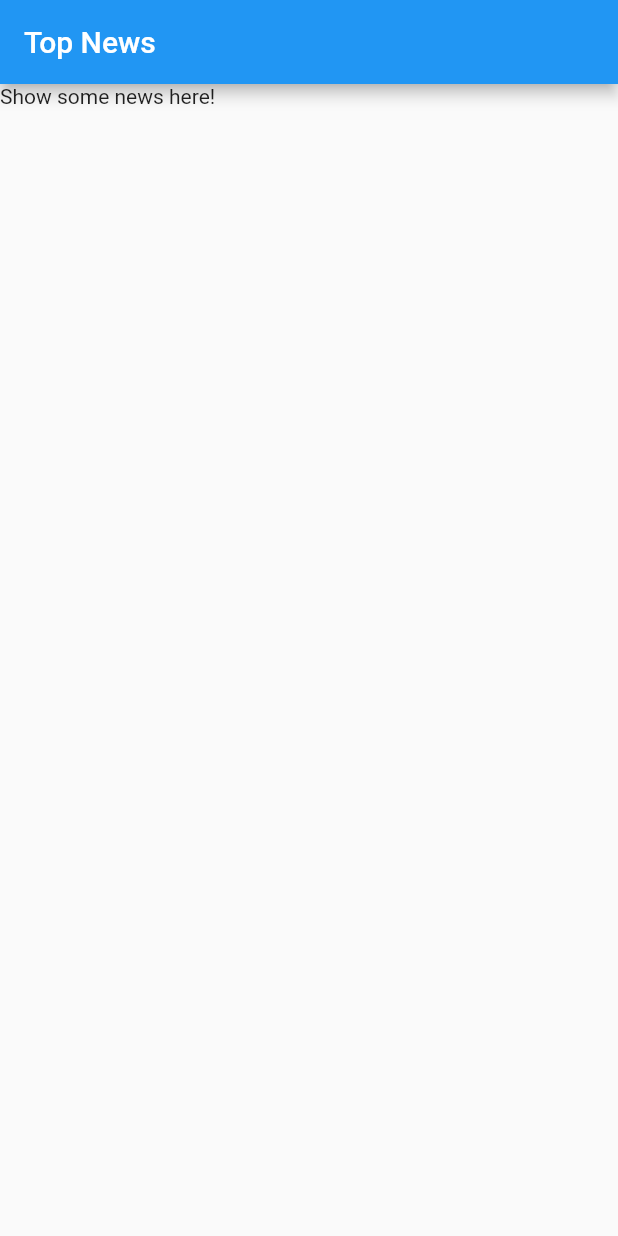
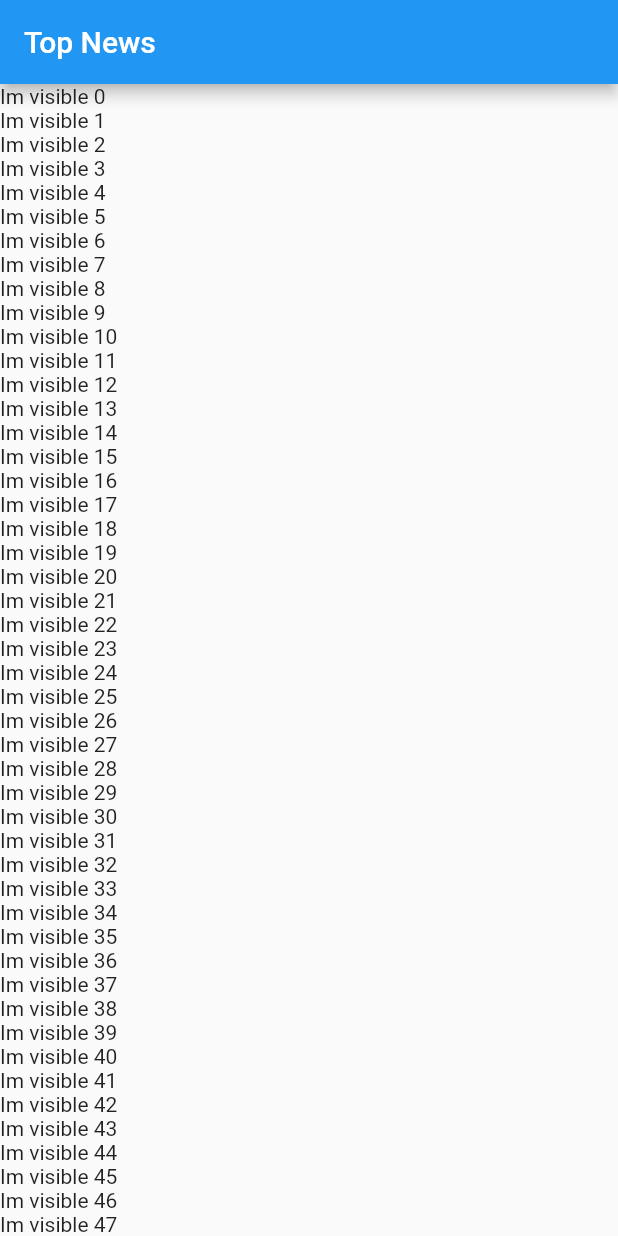
Before and after one commit to ymdarake/flutter-tutorial-news, a Flutter app: the screen it shows after launch, on a phone screen of 412 x 824 dp. Run offline on Flutter 3.47's test engine with Material 2 defaults, Android fonts, the phone set to English and light mode, and no system bars; our stand-ins replace sqflite; accounts and stored records are empty.

Commit message:
ListView + FutureBuilder

```diff
--- a/lib/src/screens/news_list.dart
+++ b/lib/src/screens/news_list.dart
@@ -1,4 +1,5 @@
 import 'package:flutter/material.dart';
+import 'dart:async';
 
 class NewsList extends StatelessWidget {
   @override
@@ -7,7 +8,30 @@ class NewsList extends StatelessWidget {
       appBar: AppBar(
         title: Text('Top News'),
       ),
-      body: Text('Show some news here!'),
+      body: buildList(),
+    );
+  }
+
+  Widget buildList() {
+    return ListView.builder(
+      itemCount: 1000,
+      itemBuilder: (context, int index) {
+        return FutureBuilder(
+          future: getFuture(),
+          builder: (context, snapshot) {
+            return snapshot.hasData
+                ? Text('Im visible $index')
+                : Text('I havent fetched data $index');
+          },
+        );
+      },
+    );
+  }
+
+  Future getFuture() {
+    return Future.delayed(
+      Duration(seconds: 2),
+      () => 'hi',
     );
   }
 }
```
